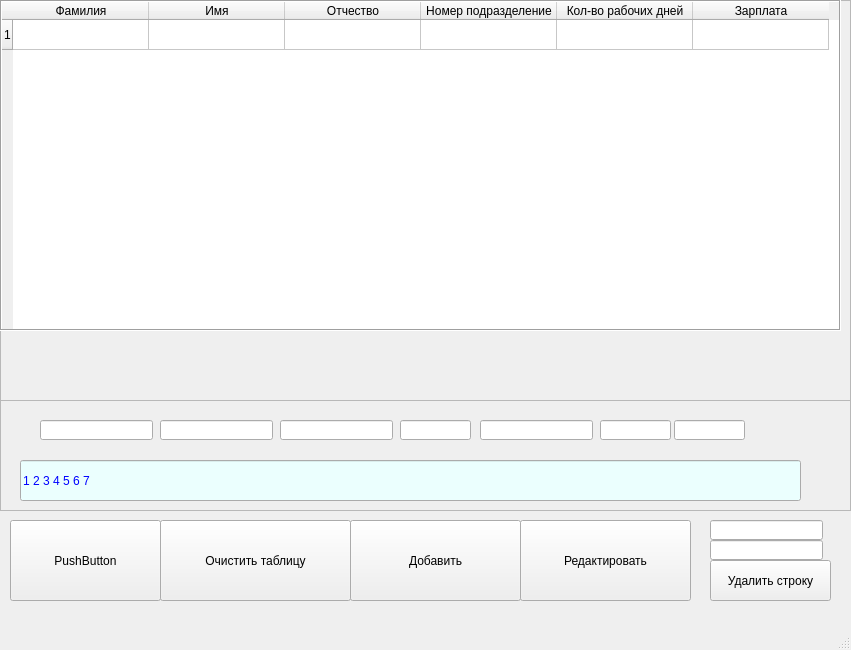
Old version of the form rabochue.ui in the repository Sony666999/test.
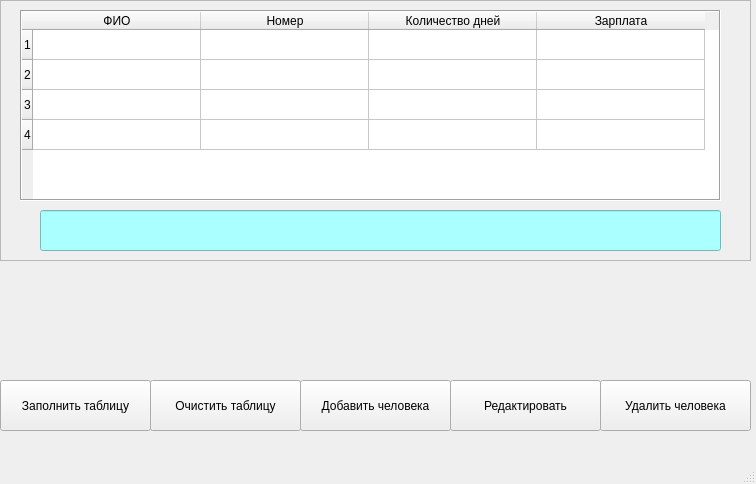
New version of the form.

The edit to the form file:
```diff
--- a/rabochue.ui
+++ b/rabochue.ui
@@ -9,21 +9,27 @@
    <rect>
     <x>0</x>
     <y>0</y>
-    <width>851</width>
-    <height>650</height>
+    <width>756</width>
+    <height>484</height>
    </rect>
   </property>
   <property name="windowTitle">
    <string>Список студентов</string>
   </property>
+  <property name="windowOpacity">
+   <double>1.000000000000000</double>
+  </property>
+  <property name="autoFillBackground">
+   <bool>true</bool>
+  </property>
   <widget class="QWidget" name="centralwidget">
    <widget class="QFrame" name="frame">
     <property name="geometry">
      <rect>
       <x>0</x>
       <y>0</y>
-      <width>851</width>
-      <height>401</height>
+      <width>751</width>
+      <height>261</height>
      </rect>
     </property>
     <property name="frameShape">
@@ -35,10 +41,10 @@
     <widget class="QTableWidget" name="tableWidget">
      <property name="geometry">
       <rect>
-       <x>0</x>
-       <y>0</y>
-       <width>841</width>
-       <height>331</height>
+       <x>20</x>
+       <y>10</y>
+       <width>701</width>
+       <height>191</height>
       </rect>
      </property>
      <property name="frameShape">
@@ -51,51 +57,34 @@
       <number>16</number>
      </property>
      <property name="rowCount">
-      <number>1</number>
+      <number>4</number>
      </property>
      <property name="columnCount">
-      <number>6</number>
+      <number>4</number>
      </property>
      <attribute name="horizontalHeaderVisible">
       <bool>true</bool>
      </attribute>
      <attribute name="horizontalHeaderDefaultSectionSize">
-      <number>136</number>
+      <number>168</number>
      </attribute>
-     <attribute name="horizontalHeaderMinimumSectionSize">
-      <number>39</number>
-     </attribute>
-     <attribute name="verticalHeaderMinimumSectionSize">
-      <number>23</number>
-     </attribute>
-     <row>
-      <property name="text">
-       <string>1</string>
-      </property>
-     </row>
+     <row/>
+     <row/>
+     <row/>
+     <row/>
      <column>
       <property name="text">
-       <string>Фамилия</string>
+       <string>ФИО</string>
       </property>
      </column>
      <column>
       <property name="text">
-       <string>Имя</string>
+       <string>Номер</string>
       </property>
      </column>
      <column>
       <property name="text">
-       <string>Отчество</string>
-      </property>
-     </column>
-     <column>
-      <property name="text">
-       <string>Номер подразделение</string>
-      </property>
-     </column>
-     <column>
-      <property name="text">
-       <string>Кол-во рабочих дней</string>
+       <string>Количество дней</string>
       </property>
      </column>
      <column>
@@ -103,286 +92,95 @@
        <string>Зарплата</string>
       </property>
      </column>
-     <item row="0" column="0">
-      <property name="text">
-       <string/>
-      </property>
-     </item>
     </widget>
-   </widget>
-   <widget class="QPushButton" name="pushButton_2">
-    <property name="geometry">
-     <rect>
-      <x>160</x>
-      <y>520</y>
-      <width>191</width>
-      <height>81</height>
-     </rect>
-    </property>
-    <property name="text">
-     <string>Очистить таблицу</string>
-    </property>
-   </widget>
-   <widget class="QPushButton" name="pushButton_3">
-    <property name="geometry">
-     <rect>
-      <x>350</x>
-      <y>520</y>
-      <width>171</width>
-      <height>81</height>
-     </rect>
-    </property>
-    <property name="text">
-     <string>Добавить</string>
-    </property>
-   </widget>
-   <widget class="QFrame" name="frame_2">
-    <property name="geometry">
-     <rect>
-      <x>0</x>
-      <y>400</y>
-      <width>851</width>
-      <height>111</height>
-     </rect>
-    </property>
-    <property name="frameShape">
-     <enum>QFrame::StyledPanel</enum>
-    </property>
-    <property name="frameShadow">
-     <enum>QFrame::Raised</enum>
-    </property>
     <widget class="QLineEdit" name="lineEdit">
      <property name="geometry">
       <rect>
-       <x>20</x>
-       <y>60</y>
-       <width>781</width>
+       <x>40</x>
+       <y>210</y>
+       <width>681</width>
        <height>41</height>
       </rect>
      </property>
-     <property name="palette">
-      <palette>
-       <active>
-        <colorrole role="WindowText">
-         <brush brushstyle="SolidPattern">
-          <color alpha="255">
-           <red>0</red>
-           <green>0</green>
-           <blue>255</blue>
-          </color>
-         </brush>
-        </colorrole>
-        <colorrole role="Text">
-         <brush brushstyle="SolidPattern">
-          <color alpha="255">
-           <red>0</red>
-           <green>0</green>
-           <blue>255</blue>
-          </color>
-         </brush>
-        </colorrole>
-        <colorrole role="Base">
-         <brush brushstyle="SolidPattern">
-          <color alpha="255">
-           <red>235</red>
-           <green>255</green>
-           <blue>254</blue>
-          </color>
-         </brush>
-        </colorrole>
-       </active>
-       <inactive>
-        <colorrole role="WindowText">
-         <brush brushstyle="SolidPattern">
-          <color alpha="255">
-           <red>0</red>
-           <green>0</green>
-           <blue>255</blue>
-          </color>
-         </brush>
-        </colorrole>
-        <colorrole role="Text">
-         <brush brushstyle="SolidPattern">
-          <color alpha="255">
-           <red>0</red>
-           <green>0</green>
-           <blue>255</blue>
-          </color>
-         </brush>
-        </colorrole>
-        <colorrole role="Base">
-         <brush brushstyle="SolidPattern">
-          <color alpha="255">
-           <red>235</red>
-           <green>255</green>
-           <blue>254</blue>
-          </color>
-         </brush>
-        </colorrole>
-       </inactive>
-       <disabled>
-        <colorrole role="WindowText">
-         <brush brushstyle="SolidPattern">
-          <color alpha="255">
-           <red>120</red>
-           <green>120</green>
-           <blue>120</blue>
-          </color>
-         </brush>
-        </colorrole>
-        <colorrole role="Text">
-         <brush brushstyle="SolidPattern">
-          <color alpha="255">
-           <red>120</red>
-           <green>120</green>
-           <blue>120</blue>
-          </color>
-         </brush>
-        </colorrole>
-        <colorrole role="Base">
-         <brush brushstyle="SolidPattern">
-          <color alpha="255">
-           <red>240</red>
-           <green>240</green>
-           <blue>240</blue>
-          </color>
-         </brush>
-        </colorrole>
-       </disabled>
-      </palette>
+     <property name="font">
+      <font>
+       <family>Times New Roman</family>
+       <pointsize>10</pointsize>
+       <weight>75</weight>
+       <bold>true</bold>
+      </font>
+     </property>
+     <property name="styleSheet">
+      <string notr="true">background-color:rgb(170, 255, 255)</string>
      </property>
      <property name="text">
-      <string>1 2 3 4 5 6 7</string>
+      <string/>
      </property>
     </widget>
-    <widget class="QLineEdit" name="lineEdit_4">
-     <property name="geometry">
-      <rect>
-       <x>40</x>
-       <y>20</y>
-       <width>113</width>
-       <height>20</height>
-      </rect>
-     </property>
-    </widget>
-    <widget class="QLineEdit" name="lineEdit_5">
-     <property name="geometry">
-      <rect>
-       <x>160</x>
-       <y>20</y>
-       <width>113</width>
-       <height>20</height>
-      </rect>
-     </property>
-    </widget>
-    <widget class="QLineEdit" name="lineEdit_6">
-     <property name="geometry">
-      <rect>
-       <x>280</x>
-       <y>20</y>
-       <width>113</width>
-       <height>20</height>
-      </rect>
-     </property>
-    </widget>
-    <widget class="QLineEdit" name="lineEdit_7">
-     <property name="geometry">
-      <rect>
-       <x>400</x>
-       <y>20</y>
-       <width>71</width>
-       <height>20</height>
-      </rect>
-     </property>
-    </widget>
-    <widget class="QLineEdit" name="lineEdit_8">
-     <property name="geometry">
-      <rect>
-       <x>480</x>
-       <y>20</y>
-       <width>113</width>
-       <height>20</height>
-      </rect>
-     </property>
-    </widget>
-    <widget class="QLineEdit" name="lineEdit_9">
-     <property name="geometry">
-      <rect>
-       <x>600</x>
-       <y>20</y>
-       <width>71</width>
-       <height>20</height>
-      </rect>
-     </property>
-    </widget>
-    <widget class="QLineEdit" name="lineEdit_10">
-     <property name="geometry">
-      <rect>
-       <x>674</x>
-       <y>20</y>
-       <width>71</width>
-       <height>20</height>
-      </rect>
-     </property>
-    </widget>
+   </widget>
+   <widget class="QPushButton" name="pushButton_2">
+    <property name="geometry">
+     <rect>
+      <x>150</x>
+      <y>380</y>
+      <width>151</width>
+      <height>51</height>
+     </rect>
+    </property>
+    <property name="text">
+     <string>Очистить таблицу</string>
+    </property>
    </widget>
    <widget class="QPushButton" name="pushButton">
     <property name="geometry">
      <rect>
-      <x>10</x>
-      <y>520</y>
+      <x>0</x>
+      <y>380</y>
       <width>151</width>
-      <height>81</height>
+      <height>51</height>
      </rect>
     </property>
     <property name="text">
-     <string>PushButton</string>
+     <string>Заполнить таблицу</string>
+    </property>
+   </widget>
+   <widget class="QPushButton" name="pushButton_3">
+    <property name="geometry">
+     <rect>
+      <x>300</x>
+      <y>380</y>
+      <width>151</width>
+      <height>51</height>
+     </rect>
+    </property>
+    <property name="text">
+     <string>Добавить человека</string>
     </property>
    </widget>
    <widget class="QPushButton" name="pushButton_4">
     <property name="geometry">
      <rect>
-      <x>520</x>
-      <y>520</y>
-      <width>171</width>
-      <height>81</height>
+      <x>450</x>
+      <y>380</y>
+      <width>151</width>
+      <height>51</height>
      </rect>
     </property>
     <property name="text">
      <string>Редактировать</string>
     </property>
    </widget>
-   <widget class="QLineEdit" name="lineEdit_2">
-    <property name="geometry">
-     <rect>
-      <x>710</x>
-      <y>520</y>
-      <width>113</width>
-      <height>20</height>
-     </rect>
-    </property>
-   </widget>
-   <widget class="QLineEdit" name="lineEdit_3">
-    <property name="geometry">
-     <rect>
-      <x>710</x>
-      <y>540</y>
-      <width>113</width>
-      <height>20</height>
-     </rect>
-    </property>
-   </widget>
    <widget class="QPushButton" name="pushButton_5">
     <property name="geometry">
      <rect>
-      <x>710</x>
-      <y>560</y>
-      <width>121</width>
-      <height>41</height>
+      <x>600</x>
+      <y>380</y>
+      <width>151</width>
+      <height>51</height>
      </rect>
     </property>
     <property name="text">
-     <string>Удалить строку</string>
+     <string>Удалить человека</string>
     </property>
    </widget>
   </widget>
```
Left out of the diff: 11 changed lines with no effect on the pictures.
